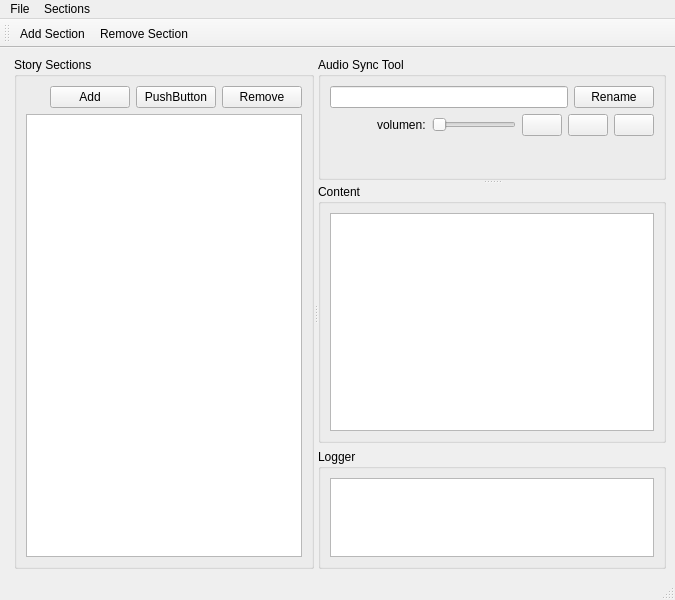
Qt form Cotorro/diaEditor.ui (hummingflight/cotorro-storytelling-audio-sync-tool) before a commit.
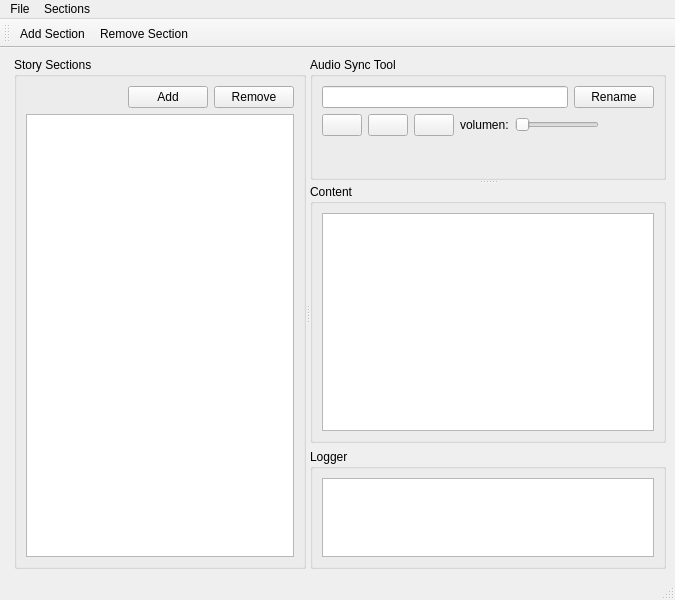
The same form after that commit. Icons and pictures are not drawn.

The edit to the form file:
```diff
--- a/Cotorro/diaEditor.ui
+++ b/Cotorro/diaEditor.ui
@@ -83,13 +83,6 @@
                  </property>
                 </widget>
                </item>
-               <item>
-                <widget class="QPushButton" name="pushButton_4">
-                 <property name="text">
-                  <string>PushButton</string>
-                 </property>
-                </widget>
-               </item>
                <item>
                 <widget class="QPushButton" name="btn_removeSection">
                  <property name="text">
@@ -160,17 +153,34 @@
             <item>
              <layout class="QHBoxLayout" name="horizontalLayout_4">
               <item>
-               <spacer name="horizontalSpacer_2">
-                <property name="orientation">
-                 <enum>Qt::Horizontal</enum>
+               <widget class="QPushButton" name="pushButton">
+                <property name="text">
+                 <string/>
                 </property>
-                <property name="sizeHint" stdset="0">
-                 <size>
-                  <width>40</width>
-                  <height>20</height>
-                 </size>
+                <property name="icon">
+                 <iconset resource="app-resources.qrc">
+                  <normaloff>:/icons/assets/icons/player_play.ico</normaloff>:/icons/assets/icons/player_play.ico</iconset>
                 </property>
-               </spacer>
+               </widget>
+              </item>
+              <item>
+               <widget class="QPushButton" name="pushButton_2">
+                <property name="icon">
+                 <iconset resource="app-resources.qrc">
+                  <normaloff>:/icons/assets/icons/player_pause.ico</normaloff>:/icons/assets/icons/player_pause.ico</iconset>
+                </property>
+               </widget>
+              </item>
+              <item>
+               <widget class="QPushButton" name="pushButton_3">
+                <property name="text">
+                 <string/>
+                </property>
+                <property name="icon">
+                 <iconset resource="app-resources.qrc">
+                  <normaloff>:/icons/assets/icons/player_stop.ico</normaloff>:/icons/assets/icons/player_stop.ico</iconset>
+                </property>
+               </widget>
               </item>
               <item>
                <widget class="QLabel" name="lblVolumen">
@@ -193,34 +203,17 @@
                </widget>
               </item>
               <item>
-               <widget class="QPushButton" name="pushButton">
-                <property name="text">
-                 <string/>
+               <spacer name="horizontalSpacer_2">
+                <property name="orientation">
+                 <enum>Qt::Horizontal</enum>
                 </property>
-                <property name="icon">
-                 <iconset resource="app-resources.qrc">
-                  <normaloff>:/icons/assets/icons/player_play.ico</normaloff>:/icons/assets/icons/player_play.ico</iconset>
+                <property name="sizeHint" stdset="0">
+                 <size>
+                  <width>40</width>
+                  <height>20</height>
+                 </size>
                 </property>
-               </widget>
-              </item>
-              <item>
-               <widget class="QPushButton" name="pushButton_2">
-                <property name="icon">
-                 <iconset resource="app-resources.qrc">
-                  <normaloff>:/icons/assets/icons/player_pause.ico</normaloff>:/icons/assets/icons/player_pause.ico</iconset>
-                </property>
-               </widget>
-              </item>
-              <item>
-               <widget class="QPushButton" name="pushButton_3">
-                <property name="text">
-                 <string/>
-                </property>
-                <property name="icon">
-                 <iconset resource="app-resources.qrc">
-                  <normaloff>:/icons/assets/icons/player_stop.ico</normaloff>:/icons/assets/icons/player_stop.ico</iconset>
-                </property>
-               </widget>
+               </spacer>
               </item>
              </layout>
             </item>
```
